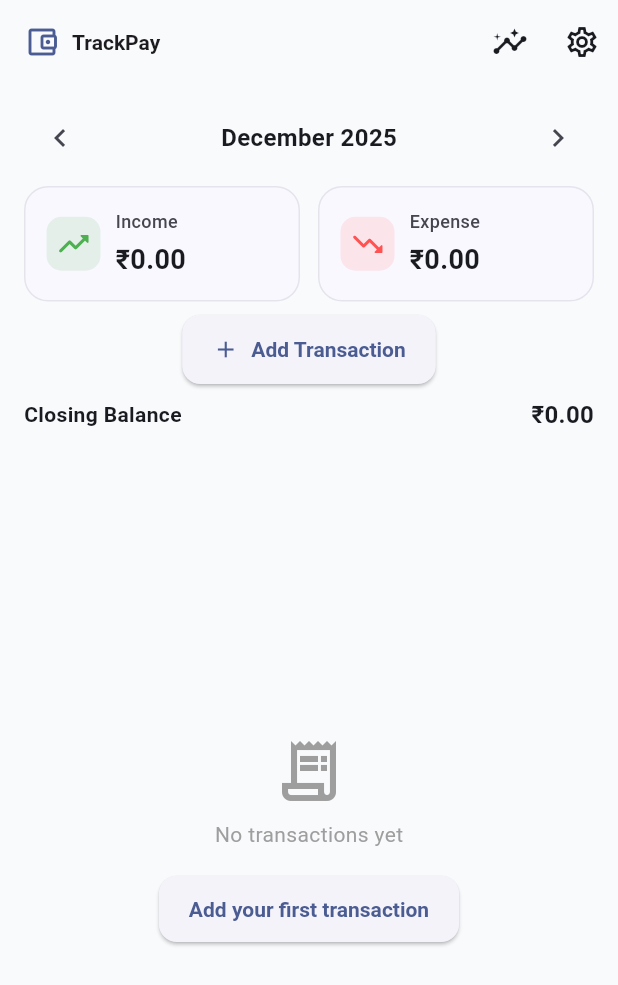
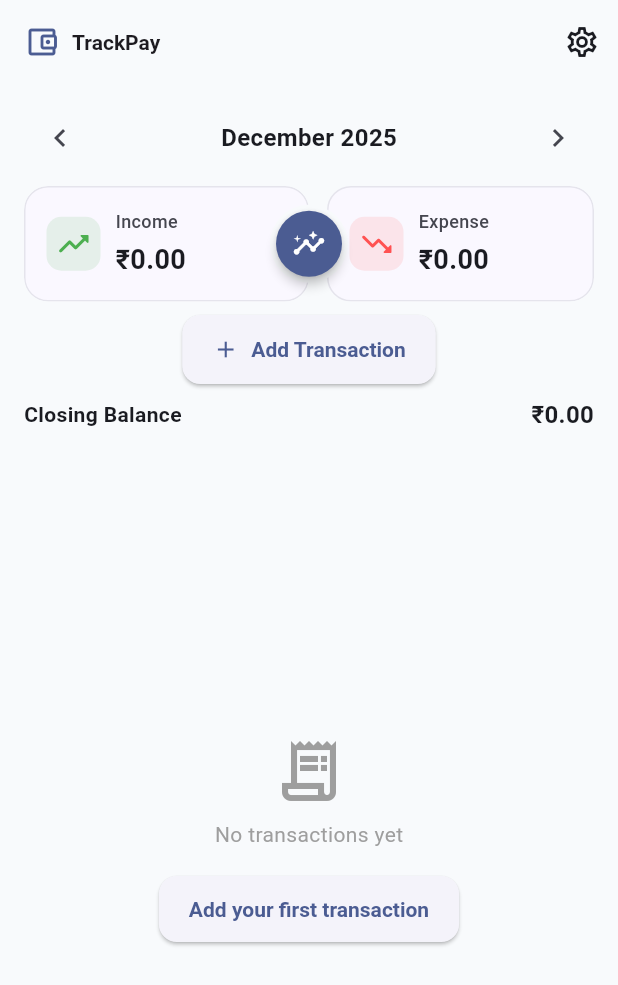
Before and after one commit to iamprasidh/TrackPay, a Flutter app: the DashboardScreen screen opened directly, on a phone screen of 412 x 824 dp. Shown: the top 985 px of the screen. Run offline on Flutter 3.47's test engine with Material 3 defaults, Android fonts, the phone set to English and light mode, and no system bars; our stand-ins replace flutter_riverpod, hive, hive_flutter; accounts and stored records are empty.

Commit message:
ui update

```diff
--- a/lib/screens/dashboard/dashboard_screen.dart
+++ b/lib/screens/dashboard/dashboard_screen.dart
@@ -110,16 +110,6 @@ class _DashboardScreenState extends ConsumerState<DashboardScreen> {
         centerTitle: false,
         actions: [
           IconButton(
-            icon: const Icon(Icons.insights_outlined),
-            tooltip: 'Analytics',
-            onPressed: () {
-              Navigator.push(
-                context,
-                MaterialPageRoute(builder: (_) => const AnalyticsScreen()),
-              );
-            },
-          ),
-          IconButton(
             icon: const Icon(Icons.settings_outlined),
             onPressed: () {
               Navigator.push(
@@ -172,9 +162,33 @@ class _DashboardScreenState extends ConsumerState<DashboardScreen> {
               padding: const EdgeInsets.fromLTRB(16, 0, 16, 4),
               child: Builder(
                 builder: (context) {
-                  return Row(
+                  return Stack(
+                    alignment: Alignment.center,
+                    clipBehavior: Clip.none,
+                    children: [
+                      Row(
+                        crossAxisAlignment: CrossAxisAlignment.center,
                         children: [
                           Expanded(
+                            child: InkWell(
+                              borderRadius: BorderRadius.circular(16),
+                              onTap: () {
+                                Navigator.push(
+                                  context,
+                                  MaterialPageRoute(
+                                    builder: (_) => AnalyticsScreen(
+                                      initialMonth: selectedMonth,
+                                      filterType: TransactionType.income,
+                                    ),
+                                  ),
+                                );
+                              },
+                              child: ClipPath(
+                                clipper: _NotchedRectClipper(
+                                  side: _NotchSide.right,
+                                  notchRadius: 26,
+                                  cornerRadius: 16,
+                                ),
                                 child: _StatTile(
                                   title: "Income",
                                   value: formatCurrency(monthlyIncome),
@@ -182,13 +196,71 @@ class _DashboardScreenState extends ConsumerState<DashboardScreen> {
                                   color: Colors.green,
                                 ),
                               ),
-                      const SizedBox(width: 12),
+                            ),
+                          ),
+                          const SizedBox(width: 0),
                           Expanded(
+                            child: InkWell(
+                              borderRadius: BorderRadius.circular(16),
+                              onTap: () {
+                                Navigator.push(
+                                  context,
+                                  MaterialPageRoute(
+                                    builder: (_) => AnalyticsScreen(
+                                      initialMonth: selectedMonth,
+                                      filterType: TransactionType.expense,
+                                    ),
+                                  ),
+                                );
+                              },
+                              child: ClipPath(
+                                clipper: _NotchedRectClipper(
+                                  side: _NotchSide.left,
+                                  notchRadius: 26,
+                                  cornerRadius: 16,
+                                ),
+                                child: Padding(
+                                  padding: const EdgeInsets.only(left: 12),
                                   child: _StatTile(
                                     title: "Expense",
                                     value: formatCurrency(monthlyExpense),
                                     icon: Icons.trending_down_rounded,
                                     color: Colors.redAccent,
+                                  ),
+                                ),
+                              ),
+                            ),
+                          ),
+                        ],
+                      ),
+
+                      // Center circular analytics button overlapping tiles
+                      Material(
+                        color: Theme.of(context).colorScheme.primary,
+                        shape: const CircleBorder(),
+                        elevation: 3,
+                        child: InkWell(
+                          customBorder: const CircleBorder(),
+                          onTap: () {
+                            Navigator.push(
+                              context,
+                              MaterialPageRoute(
+                                builder: (_) => AnalyticsScreen(
+                                  initialMonth: selectedMonth,
+                                  filterType: null,
+                                ),
+                              ),
+                            );
+                          },
+                          child: const SizedBox(
+                            width: 44,
+                            height: 44,
+                            child: Icon(
+                              Icons.insights_outlined,
+                              color: Colors.white,
+                              size: 22,
+                            ),
+                          ),
                         ),
                       ),
                     ],
@@ -496,3 +568,44 @@ class _StatTile extends StatelessWidget {
     );
   }
 }
+
+enum _NotchSide { left, right }
+
+class _NotchedRectClipper extends CustomClipper<Path> {
+  final _NotchSide side;
+  final double notchRadius;
+  final double cornerRadius;
+
+  _NotchedRectClipper({
+    required this.side,
+    required this.notchRadius,
+    this.cornerRadius = 16,
+  });
+
+  @override
+  Path getClip(Size size) {
+    final rectPath = Path()
+      ..addRRect(RRect.fromRectAndRadius(
+        Rect.fromLTWH(0, 0, size.width, size.height),
+        Radius.circular(cornerRadius),
+      ));
+
+    final centerY = size.height / 2;
+    final centerX = side == _NotchSide.left ? 0.0 : size.width;
+
+    final circlePath = Path()
+      ..addOval(Rect.fromCircle(
+        center: Offset(centerX, centerY),
+        radius: notchRadius,
+      ));
+
+    return Path.combine(PathOperation.difference, rectPath, circlePath);
+  }
+
+  @override
+  bool shouldReclip(covariant _NotchedRectClipper oldClipper) {
+    return oldClipper.side != side ||
+        oldClipper.notchRadius != notchRadius ||
+        oldClipper.cornerRadius != cornerRadius;
+  }
+}
```
Lines whose indentation alone changed are shown as unchanged.
